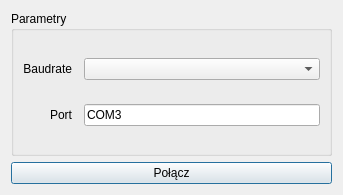
Old version of the form src/filamux_ui/dialogs/dialog_connect.ui in the repository Dalachowsky/filamux-ui.
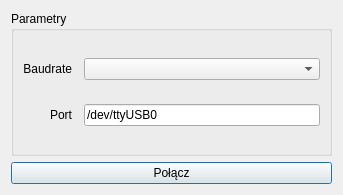
New version of the form.

What changed in the file:
```diff
--- a/src/filamux_ui/dialogs/dialog_connect.ui
+++ b/src/filamux_ui/dialogs/dialog_connect.ui
@@ -49,7 +49,7 @@
       <item row="1" column="1">
        <widget class="QLineEdit" name="portValue">
         <property name="text">
-         <string>COM3</string>
+         <string>/dev/ttyUSB0</string>
         </property>
        </widget>
       </item>
```
